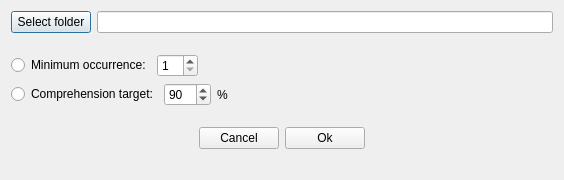
This is ankimorphs/ui/generator_output_dialog.ui in mortii/anki-morphs as Qt 5 draws it before an edit. The edited form follows.
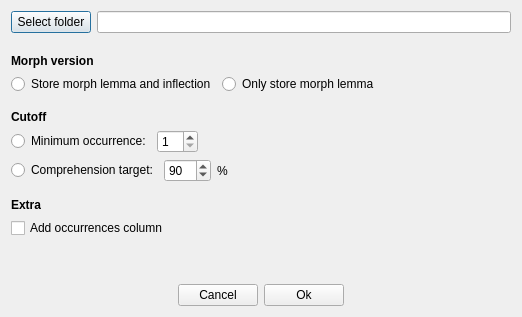
This is the edited form.

Commit message: lemma priority wip

Patch:
```diff
--- a/ankimorphs/ui/generator_output_dialog.ui
+++ b/ankimorphs/ui/generator_output_dialog.ui
@@ -6,14 +6,14 @@
    <rect>
     <x>0</x>
     <y>0</y>
-    <width>564</width>
-    <height>180</height>
+    <width>522</width>
+    <height>317</height>
    </rect>
   </property>
   <property name="windowTitle">
    <string>Generator Output</string>
   </property>
-  <layout class="QVBoxLayout" name="verticalLayout">
+  <layout class="QVBoxLayout" name="verticalLayout_4">
    <item>
     <layout class="QHBoxLayout" name="horizontalLayout">
      <property name="bottomMargin">
@@ -32,6 +32,70 @@
     </layout>
    </item>
    <item>
+    <layout class="QVBoxLayout" name="verticalLayout">
+     <property name="bottomMargin">
+      <number>10</number>
+     </property>
+     <item>
+      <widget class="QLabel" name="label_3">
+       <property name="font">
+        <font>
+         <bold>true</bold>
+        </font>
+       </property>
+       <property name="text">
+        <string>Morph version</string>
+       </property>
+      </widget>
+     </item>
+     <item>
+      <layout class="QHBoxLayout" name="horizontalLayout_5">
+       <item>
+        <widget class="QRadioButton" name="storeMorphLemmaAndInflectionRadioButton">
+         <property name="text">
+          <string>Store morph lemma and inflection</string>
+         </property>
+        </widget>
+       </item>
+       <item>
+        <widget class="QRadioButton" name="storeOnlyMorphLemmaRadioButton">
+         <property name="text">
+          <string>Only store morph lemma</string>
+         </property>
+        </widget>
+       </item>
+       <item>
+        <spacer name="horizontalSpacer_5">
+         <property name="orientation">
+          <enum>Qt::Horizontal</enum>
+         </property>
+         <property name="sizeHint" stdset="0">
+          <size>
+           <width>40</width>
+           <height>20</height>
+          </size>
+         </property>
+        </spacer>
+       </item>
+      </layout>
+     </item>
+    </layout>
+   </item>
+   <item>
+    <layout class="QVBoxLayout" name="verticalLayout_2">
+     <item>
+      <widget class="QLabel" name="label_2">
+       <property name="font">
+        <font>
+         <bold>true</bold>
+        </font>
+       </property>
+       <property name="text">
+        <string>Cutoff</string>
+       </property>
+      </widget>
+     </item>
+     <item>
     <layout class="QHBoxLayout" name="horizontalLayout_2">
      <item>
       <widget class="QRadioButton" name="minOccurrenceRadioButton">
@@ -71,7 +135,7 @@
    <item>
     <layout class="QHBoxLayout" name="horizontalLayout_3">
      <property name="bottomMargin">
-      <number>15</number>
+        <number>10</number>
      </property>
      <item>
       <widget class="QRadioButton" name="comprehensionRadioButton">
@@ -118,6 +182,44 @@
      </item>
     </layout>
    </item>
+    </layout>
+   </item>
+   <item>
+    <layout class="QVBoxLayout" name="verticalLayout_3">
+     <item>
+      <widget class="QLabel" name="label_4">
+       <property name="font">
+        <font>
+         <bold>true</bold>
+        </font>
+       </property>
+       <property name="text">
+        <string>Extra</string>
+       </property>
+      </widget>
+     </item>
+     <item>
+      <widget class="QCheckBox" name="addOccurrencesColumnCheckBox">
+       <property name="text">
+        <string>Add occurrences column</string>
+       </property>
+      </widget>
+     </item>
+    </layout>
+   </item>
+   <item>
+    <spacer name="verticalSpacer">
+     <property name="orientation">
+      <enum>Qt::Vertical</enum>
+     </property>
+     <property name="sizeHint" stdset="0">
+      <size>
+       <width>20</width>
+       <height>40</height>
+      </size>
+     </property>
+    </spacer>
+   </item>
    <item>
     <layout class="QHBoxLayout" name="horizontalLayout_4">
      <item>
@@ -162,19 +264,6 @@
      </item>
     </layout>
    </item>
-   <item>
-    <spacer name="verticalSpacer">
-     <property name="orientation">
-      <enum>Qt::Vertical</enum>
-     </property>
-     <property name="sizeHint" stdset="0">
-      <size>
-       <width>20</width>
-       <height>40</height>
-      </size>
-     </property>
-    </spacer>
-   </item>
   </layout>
  </widget>
  <resources/>
```
Lines whose indentation alone changed are shown as unchanged. The commit also changes 18 other files.
